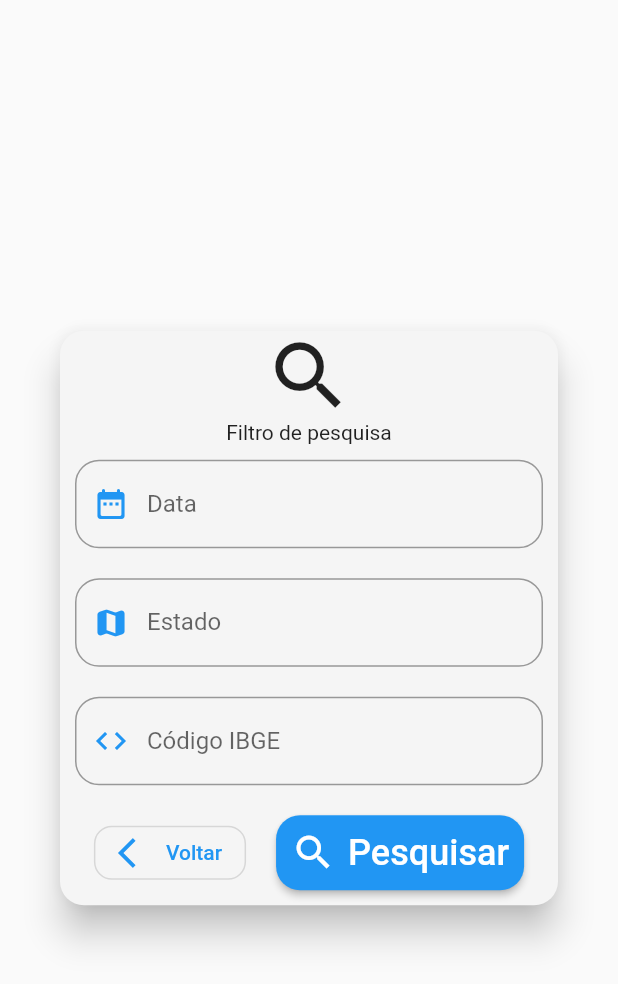
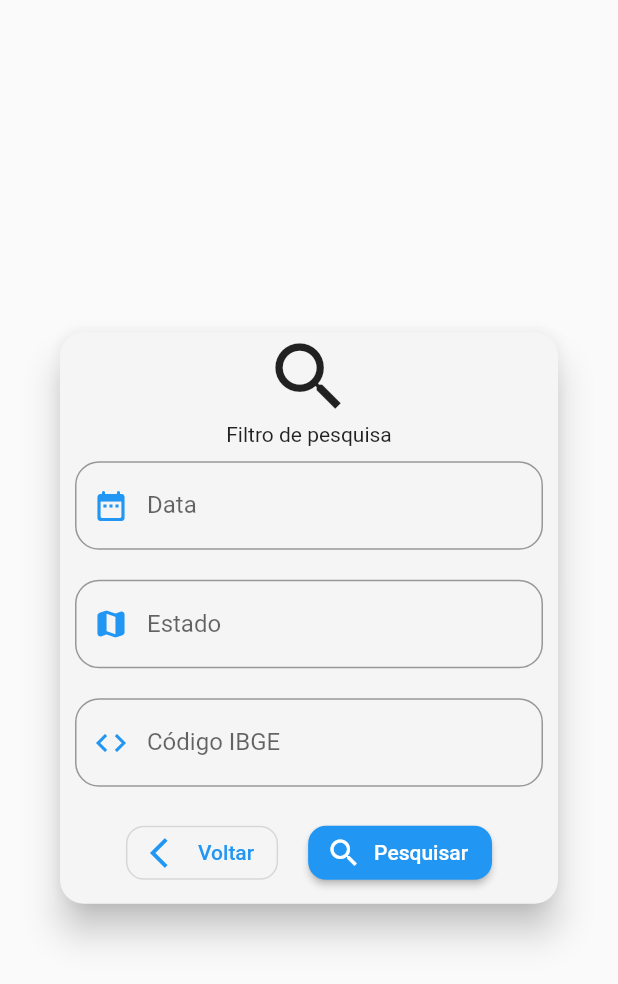
Before and after one commit to WelintonPrediger/covid_app, a Flutter app: the DialogHomeFilter widget shown alone on an empty page, opened directly, on a phone screen of 412 x 824 dp. Shown: the top 984 px of the screen. Run offline on Flutter 3.47's test engine with Material 2 defaults, Android fonts, the light colour scheme and no system bars; drawn by our look-alikes of date_time_picker; our stand-ins replace equatable, flutter_bloc, google_fonts, sqflite; accounts and stored records are empty.

Commit message:
Updated layout and added pagination on list

```diff
--- a/lib/bloc/covid/covid_event.dart
+++ b/lib/bloc/covid/covid_event.dart
@@ -6,7 +6,12 @@ abstract class CovidEvent extends Equatable {
   List<Object> get props => [];
 }
 
-class CovidInitEvent extends CovidEvent {}
+class CovidInitEvent extends CovidEvent {
+
+  final int? page;
+
+  CovidInitEvent({this.page});
+}
 
 class CovidFilterEvent extends CovidEvent {
 
@@ -27,3 +32,23 @@ class CovidDetailEvent extends CovidEvent {
   @override
   List<Object> get props => [covid];
 }
+
+class CovidNextDataEvent extends CovidEvent {
+
+  final int page;
+
+  CovidNextDataEvent({required this.page});
+
+  @override
+  List<Object> get props => [page];
+}
+
+class CovidPreviousDataEvent extends CovidEvent {
+
+  final int page;
+
+  CovidPreviousDataEvent({required this.page});
+
+  @override
+  List<Object> get props => [page];
+}
--- a/lib/bloc/covid/covid_state.dart
+++ b/lib/bloc/covid/covid_state.dart
@@ -13,8 +13,12 @@ class CovidLoadingState extends CovidState {}
 class CovidAllDataState extends CovidState {
 
   final List<Covid> listCovidData;
+  final int page;
 
-  CovidAllDataState({required this.listCovidData});
+  CovidAllDataState({required this.listCovidData, required this.page});
+
+  @override
+  List<Object> get props => [listCovidData, page];
 
 }
 
--- a/lib/components/component_card.dart
+++ b/lib/components/component_card.dart
@@ -44,7 +44,7 @@ class ComponentCard extends StatelessWidget {
               SizedBox(height: height / 2),
               Text('Óbitos: ${covid.deaths!}'),
               SizedBox(height: height / 2),
-              Text('Código IBGE: ${covid.ibgeCityCode!}'),
+              Text('Indice de Óbitos: ${covid.deathRate!}%'),
               SizedBox(height: height / 2),
             ],
           ),
--- a/lib/service/covid_service.dart
+++ b/lib/service/covid_service.dart
@@ -12,7 +12,7 @@ abstract class CovidServiceHelper {
 class CovidService extends CovidServiceHelper {
 
   @override
-  Future<List<Covid>?> fetchAllData({int? page = 1, int? pageSize = 100}) async {
+  Future<List<Covid>?> fetchAllData({int? page = 1, int? pageSize = 20}) async {
 
     log('Fetch All Data Service');
     log('URL: ${Constant.baseUrl}?page=$page&page_size=$pageSize');
@@ -36,7 +36,7 @@ class CovidService extends CovidServiceHelper {
   }
 
   @override
-  Future<List<Covid>?> filterCovid({required List listFilters, int? page = 1, int? pageSize = 100}) async {
+  Future<List<Covid>?> filterCovid({required List listFilters, int? page = 1, int? pageSize = 20}) async {
 
     log('Filter Covid Service');
 
--- a/lib/views/home/dialog/dialog_home_filter.dart
+++ b/lib/views/home/dialog/dialog_home_filter.dart
@@ -37,17 +37,20 @@ class _DialogHomeFilterState extends State<DialogHomeFilter> {
               label: const Text('Voltar')
             ),
             const SizedBox(width: 20.0),
-            ComponentElevatedButton(
-              icon: Icons.search,
-              title: 'Pesquisar',
+            ElevatedButton.icon(
+              style: ButtonStyle(
+                  shape: MaterialStateProperty.all(RoundedRectangleBorder(borderRadius: BorderRadius.circular(12)))
+              ),
               onPressed: () {
                 Navigator.of(context).pop([
                   _dateController.text.isEmpty ? null : _dateController.text,
                   _stateController.text.isEmpty ? null : _stateController.text.toUpperCase(),
                   _ibgeCodeController.text.isEmpty ? null : _ibgeCodeController.text
                 ]);
-              }
-            )
+              },
+              icon: const Icon(Icons.search),
+              label: const Text('Pesquisar')
+            ),
           ],
         ),
       );
```
Also changed, not shown: lib/bloc/covid/covid_bloc.dart (+43 -1 lines), lib/views/home/view_home.dart (+17 -5 lines).
